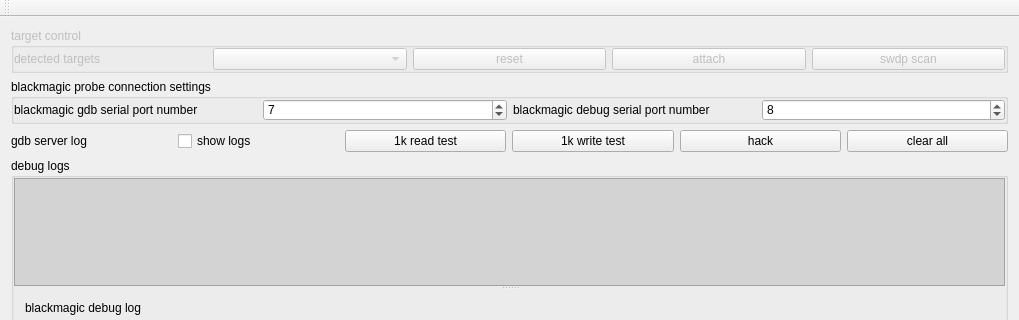
Qt form mainwindow.ui (stoyan-shopov/blackmagic-gdbserver) before a commit; both pictures show x 0 to 1019 and y 0 to 320 of the 1019 by 592 pixel window.
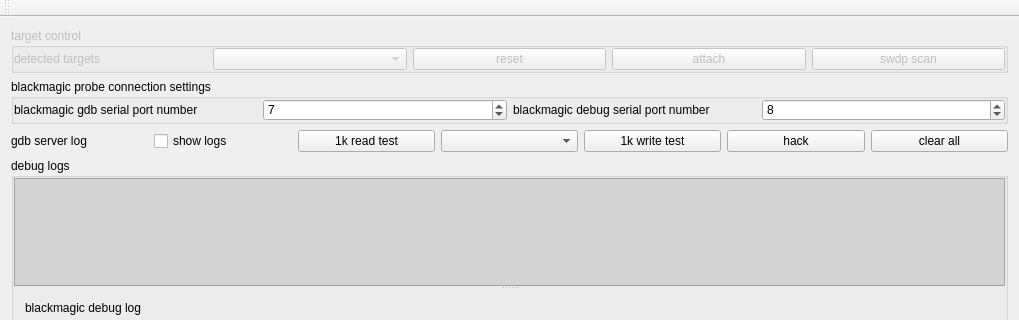
The same form after that commit.

Commit message: initial support for target features and memory map reading

```diff
--- a/mainwindow.ui
+++ b/mainwindow.ui
@@ -162,6 +162,9 @@
         </property>
        </widget>
       </item>
+      <item>
+       <widget class="QComboBox" name="comboBoxRegisters"/>
+      </item>
       <item>
        <widget class="QPushButton" name="pushButtonWriteTest">
         <property name="text">
```
The commit also changes 2 other files.
